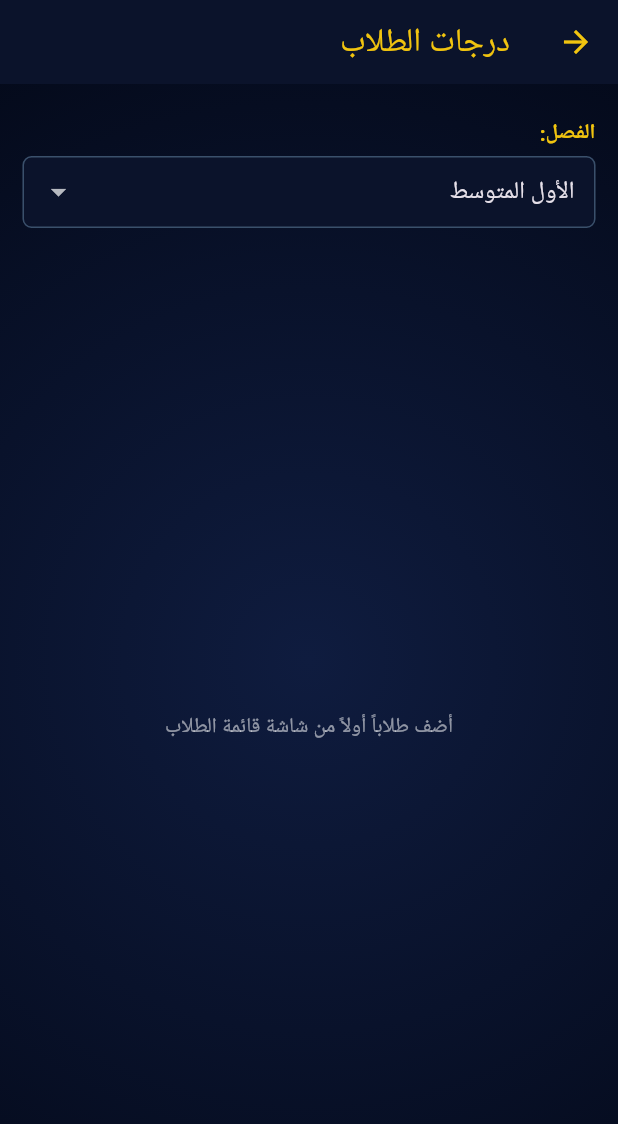
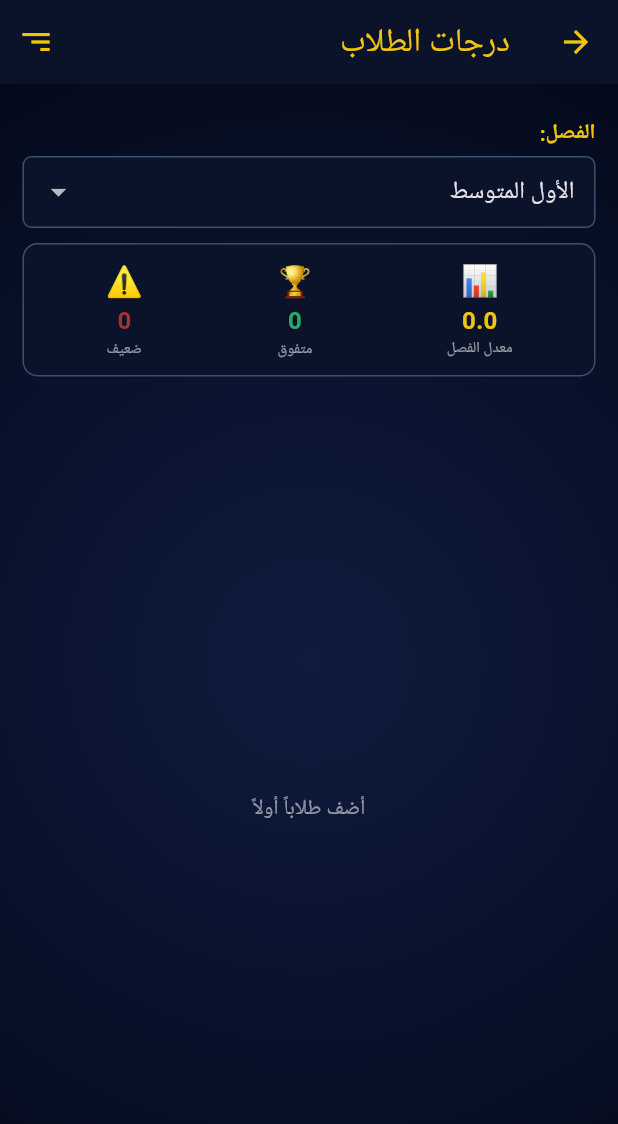
Before and after one commit to alfadniahapp-art/fadnia-school-app, a Flutter app: the GradesScreen screen opened directly, on a phone screen of 412 x 824 dp. Shown: the top 1124 px of the screen. Run offline on Flutter 3.47's test engine with Material 3 defaults, Android fonts, the light colour scheme and no system bars; our stand-ins replace file_picker, fl_chart, flutter_local_notifications, google_fonts, image_picker, pdf and 4 more; missing offline and left inert: excel; accounts and stored records are empty; Roboto replaces fonts that are missing (Changa).

Commit message:
Update grades_screen.dart

```diff
--- a/lib/screens/grades_screen.dart
+++ b/lib/screens/grades_screen.dart
@@ -1,6 +1,7 @@
 import 'package:flutter/material.dart';
 import 'package:provider/provider.dart';
 import '../models/school_data.dart';
+import '../models/settings.dart';
 import '../theme/app_theme.dart';
 import '../widgets/common_widgets.dart';
 
@@ -12,20 +13,61 @@ class GradesScreen extends StatefulWidget {
 
 class _GradesScreenState extends State<GradesScreen> {
   String? _cls;
+  String _search = '';
+  bool _sortByAvg = false;
 
   @override
   Widget build(BuildContext context) {
     final data = context.watch<SchoolDataProvider>();
+    final settings = context.watch<SettingsProvider>();
     _cls ??= data.classes.first;
-    final students = data.studentsOf(_cls!);
+    final allStudents = data.studentsOf(_cls!);
     final subjects = data.subjectsOf(_cls!);
+
+    // فلترة + ترتيب
+    var students = allStudents.where((s) {
+      if (_search.isEmpty) return true;
+      return s.name.contains(_search);
+    }).toList();
+
+    if (_sortByAvg) {
+      students.sort((a, b) {
+        return _avg(data, a.name, subjects)
+            .compareTo(_avg(data, b.name, subjects));
+      });
+      students = students.reversed.toList();
+    }
+
+    // إحصائيات
+    int excellent = 0;
+    int failed = 0;
+    double classTotal = 0;
+    for (final s in allStudents) {
+      final a = _avg(data, s.name, subjects);
+      classTotal += a;
+      if (a >= 90) excellent++;
+      if (a < 50 && a > 0) failed++;
+    }
+    final classAvg =
+        allStudents.isEmpty ? 0.0 : classTotal / allStudents.length;
 
     return Scaffold(
       appBar: AppBar(
-        backgroundColor: AppColors.darkNavy,
-        title: const Text("درجات الطلاب",
-            style: TextStyle(color: AppColors.gold, fontFamily: 'Changa')),
-        iconTheme: const IconThemeData(color: AppColors.gold),
+        backgroundColor: settings.backgroundColor,
+        title: Text("درجات الطلاب",
+            style: TextStyle(
+                color: settings.primaryColor, fontFamily: 'Changa')),
+        iconTheme: IconThemeData(color: settings.primaryColor),
+        actions: [
+          IconButton(
+            icon: Icon(
+              _sortByAvg ? Icons.sort : Icons.sort_outlined,
+              color: settings.primaryColor,
+            ),
+            tooltip: _sortByAvg ? "إلغاء الترتيب" : "ترتيب حسب المعدل",
+            onPressed: () => setState(() => _sortByAvg = !_sortByAvg),
+          ),
+        ],
       ),
       body: Container(
         decoration: AppTheme.backgroundDecoration,
@@ -45,13 +87,51 @@ class _GradesScreenState extends State<GradesScreen> {
                 onChanged: (v) => setState(() => _cls = v),
               ),
               const SizedBox(height: 10),
+
+              // ============ ملخص ============
+              Container(
+                padding: const EdgeInsets.all(10),
+                decoration: BoxDecoration(
+                  color: AppColors.darkNavy,
+                  border: Border.all(color: AppColors.border),
+                  borderRadius: BorderRadius.circular(10),
+                ),
+                child: Row(
+                  mainAxisAlignment: MainAxisAlignment.spaceAround,
+                  children: [
+                    _stat("📊", "معدل الفصل",
+                        classAvg.toStringAsFixed(1),
+                        settings.primaryColor),
+                    _stat("🏆", "متفوق", "$excellent",
+                        AppColors.green),
+                    _stat("⚠️", "ضعيف", "$failed",
+                        AppColors.red),
+                  ],
+                ),
+              ),
+              const SizedBox(height: 10),
+
+              // ============ البحث ============
+              if (students.isNotEmpty)
+                TextField(
+                  onChanged: (v) => setState(() => _search = v),
+                  decoration: InputDecoration(
+                    hintText: "🔍 ابحث عن طالب",
+                    prefixIcon: Icon(Icons.search,
+                        color: settings.primaryColor),
+                    isDense: true,
+                  ),
+                ),
+              const SizedBox(height: 10),
+
+              // ============ الجدول ============
               Expanded(
                 child: students.isEmpty || subjects.isEmpty
                     ? Center(
                         child: Text(
                           students.isEmpty
-                              ? "أضف طلاباً أولاً من شاشة قائمة الطلاب"
-                              : "أضف مواد أولاً من شاشة تقسيم المواد",
+                              ? "أضف طلاباً أولاً"
+                              : "أضف مواد أولاً من شاشة المواد",
                           style: const TextStyle(
                               color: Colors.white54,
                               fontFamily: 'Changa'),
@@ -62,57 +142,56 @@ class _GradesScreenState extends State<GradesScreen> {
                         scrollDirection: Axis.horizontal,
                         child: SingleChildScrollView(
                           child: DataTable(
-                            headingRowColor:
-                                MaterialStateProperty.all(AppColors.navy),
-                            border:
-                                TableBorder.all(color: AppColors.border),
-                            headingTextStyle: const TextStyle(
-                              color: AppColors.gold,
+                            headingRowColor: MaterialStateProperty.all(
+                                settings.backgroundColor),
+                            border: TableBorder.all(
+                                color: AppColors.border),
+                            columnSpacing: 10,
+                            headingTextStyle: TextStyle(
+                              color: settings.primaryColor,
                               fontWeight: FontWeight.bold,
-                              fontSize: 13,
+                              fontSize: 12,
                               fontFamily: 'Changa',
                             ),
                             dataTextStyle: const TextStyle(
                               color: Colors.white,
-                              fontSize: 12,
+                              fontSize: 11,
                               fontFamily: 'Changa',
                             ),
                             columns: [
+                              const DataColumn(label: Text("#")),
                               const DataColumn(label: Text("الطالب")),
                               ...subjects
                                   .map((s) => DataColumn(label: Text(s))),
                               const DataColumn(label: Text("المعدل")),
                             ],
-                            rows: students.map((s) {
-                              double sum = 0;
-                              int count = 0;
-                              for (final subj in subjects) {
-                                final g = data.getGrade(
-                                    _cls!, s.name, subj);
-                                if (g != null) {
-                                  sum += g;
-                                  count++;
-                                }
-                              }
-                              final avg = count == 0
-                                  ? '-'
-                                  : (sum / count).toStringAsFixed(1);
+                            rows: List.generate(students.length, (i) {
+                              final s = students[i];
+                              final avg =
+                                  _avg(data, s.name, subjects);
 
                               return DataRow(cells: [
+                                DataCell(Text('${i + 1}',
+                                    style: TextStyle(
+                                        color: settings.primaryColor,
+                                        fontWeight: FontWeight.bold,
+                                        fontFamily: 'Changa'))),
                                 DataCell(Text(s.name,
                                     style: const TextStyle(
-                                        color: AppColors.gold,
+                                        color: Colors.white,
                                         fontWeight: FontWeight.bold,
                                         fontFamily: 'Changa'))),
                                 ...subjects.map((subj) {
                                   return DataCell(
                                     InkWell(
-                                      onTap: () => _editGrade(context, data,
-                                          _cls!, s.name, subj),
+                                      onTap: () => _editGrade(context,
+                                          data, _cls!, s.name, subj),
                                       child: Container(
-                                        padding: const EdgeInsets.all(6),
-                                        constraints: const BoxConstraints(
-                                            minWidth: 40),
+                                        padding:
+                                            const EdgeInsets.all(6),
+                                        constraints:
+                                            const BoxConstraints(
+                                                minWidth: 36),
                                         child: Text(
                                           data.getGrade(_cls!, s.name,
                                                   subj)
@@ -127,13 +206,28 @@ class _GradesScreenState extends State<GradesScreen> {
                                     ),
                                   );
                                 }),
-                                DataCell(Text(avg,
-                                    style: const TextStyle(
-                                        color: AppColors.blue,
+                                DataCell(Container(
+                                  padding: const EdgeInsets.symmetric(
+                                      horizontal: 8, vertical: 4),
+                                  decoration: BoxDecoration(
+                                    color: _avgColor(avg).withOpacity(0.2),
+                                    border: Border.all(
+                                        color: _avgColor(avg)),
+                                    borderRadius: BorderRadius.circular(6),
+                                  ),
+                                  child: Text(
+                                    avg == 0
+                                        ? '-'
+                                        : avg.toStringAsFixed(1),
+                                    style: TextStyle(
+                                        color: _avgColor(avg),
                                         fontWeight: FontWeight.bold,
-                                        fontFamily: 'Changa'))),
+                                        fontFamily: 'Changa',
+                                        fontSize: 12),
+                                  ),
+                                )),
                               ]);
-                            }).toList(),
+                            }),
                           ),
                         ),
                       ),
@@ -143,6 +237,45 @@ class _GradesScreenState extends State<GradesScreen> {
         ),
       ),
     );
+  }
+
+  double _avg(SchoolDataProvider data, String student,
+      List<String> subjects) {
+    double sum = 0;
+    int count = 0;
+    for (final s in subjects) {
+      final g = data.getGrade(_cls!, student, s);
+      if (g != null) {
+        sum += g;
+        count++;
+      }
+    }
+    return count == 0 ? 0 : sum / count;
+  }
+
+  Color _avgColor(double avg) {
+    if (avg >= 90) return AppColors.green;
+    if (avg >= 75) return AppColors.blue;
+    if (avg >= 50) return AppColors.orange;
+    if (avg > 0) return AppColors.red;
+    return Colors.white54;
+  }
+
+  Widget _stat(String emoji, String label, String value, Color color) {
+    return Column(children: [
+      Text(emoji, style: const TextStyle(fontSize: 20)),
+      Text(value,
+          style: TextStyle(
+              color: color,
+              fontFamily: 'Changa',
+              fontWeight: FontWeight.bold,
+              fontSize: 16)),
+      Text(label,
+          style: const TextStyle(
+              color: Colors.white54,
+              fontFamily: 'Changa',
+              fontSize: 10)),
+    ]);
   }
 
   void _editGrade(BuildContext context, SchoolDataProvider data,
@@ -156,12 +289,15 @@ class _GradesScreenState extends State<GradesScreen> {
         backgroundColor: AppColors.darkNavy,
         title: Text("$student - $subj",
             style: const TextStyle(
-                color: AppColors.gold, fontFamily: 'Changa', fontSize: 16)),
+                color: AppColors.gold,
+                fontFamily: 'Changa',
+                fontSize: 15)),
         content: TextField(
           controller: ctrl,
           keyboardType:
               const TextInputType.numberWithOptions(decimal: true),
-          decoration: const InputDecoration(hintText: "أدخل الدرجة"),
+          autofocus: true,
+          decoration: const InputDecoration(hintText: "أدخل الدرجة (0-100)"),
         ),
         actions: [
           TextButton(
```
